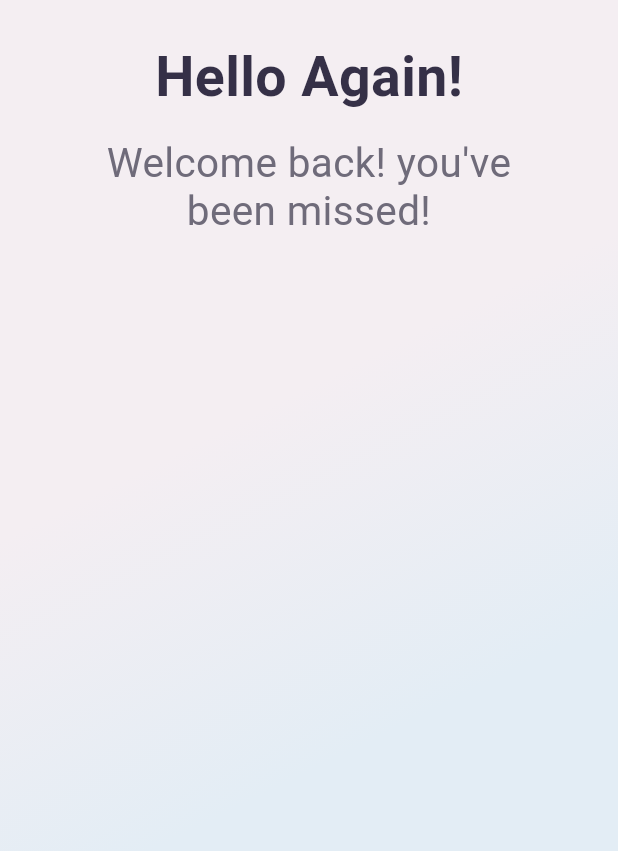
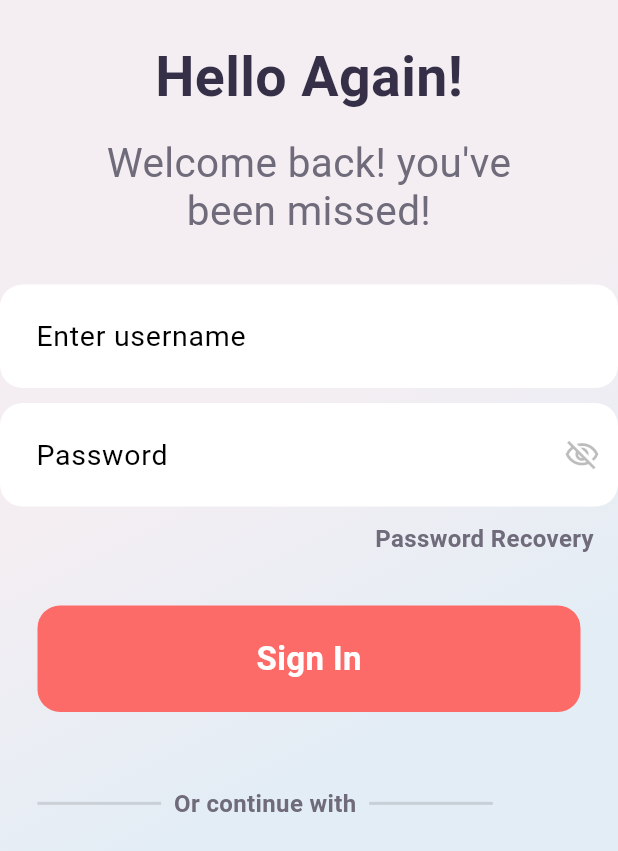
Before and after one commit to Odhi-ambo/flutter_log_in_page, a Flutter app: the screen it shows after launch, after a tap on "Sign In", on a phone screen of 412 x 824 dp. Shown: the top 851 px of the screen. Run offline on Flutter 3.47's test engine with Material 3 defaults, Android fonts, the phone set to English and light mode, and no system bars.

Commit message:
initial commit

```diff
--- a/lib/pages/sign_in.dart
+++ b/lib/pages/sign_in.dart
@@ -48,6 +48,83 @@ class SignIn extends StatelessWidget {
                   ),
                   textAlign: TextAlign.center,
                 ),
+                SizedBox(
+                  height: size.height * 0.04,
+                ),
+                myTextField("Enter username", Colors.white),
+                const SizedBox(
+                  height: 10,
+                ),
+                myTextField("Password", Colors.black26),
+                const SizedBox(
+                  height: 10,
+                ),
+                Padding(
+                  padding: EdgeInsets.only(
+                      right: 16.0), // Adjust the value as needed
+                  child: Align(
+                    alignment: Alignment.centerRight,
+                    child: Text(
+                      "Password Recovery",
+                      textAlign: TextAlign.center,
+                      style: TextStyle(
+                          fontWeight: FontWeight.bold,
+                          fontSize: 16,
+                          color: textColor2),
+                    ),
+                  ),
+                ),
+                SizedBox(
+                  height: size.height * 0.04,
+                ),
+                Padding(
+                  padding: const EdgeInsets.symmetric(horizontal: 25),
+                  child: Column(
+                    children: [
+                      Container(
+                        width: size.width,
+                        padding: const EdgeInsets.symmetric(vertical: 20),
+                        decoration: BoxDecoration(
+                          color: buttonColor,
+                          borderRadius: BorderRadius.circular(15),
+                        ),
+                        child: const Center(
+                          child: Text(
+                            'Sign In',
+                            style: TextStyle(
+                                fontWeight: FontWeight.bold,
+                                fontSize: 22,
+                                color: Colors.white),
+                          ),
+                        ),
+                      ),
+                      SizedBox(
+                        height: size.height * 0.06,
+                      ),
+                      Row(
+                        children: [
+                          Container(
+                            height: 2,
+                            width: size.width * 0.2,
+                            color: Colors.black12,
+                          ),
+                          Text(
+                            '  Or continue with  ',
+                            style: TextStyle(
+                                fontWeight: FontWeight.bold,
+                                fontSize: 16,
+                                color: textColor2),
+                          ),
+                          Container(
+                            height: 2,
+                            width: size.width * 0.2,
+                            color: Colors.black12,
+                          )
+                        ],
+                      )
+                    ],
+                  ),
+                )
               ],
             ),
           ),
@@ -55,4 +132,29 @@ class SignIn extends StatelessWidget {
       ),
     );
   }
+
+  Container myTextField(String hint, Color color) {
+    return Container(
+      child: TextField(
+        decoration: InputDecoration(
+          contentPadding: const EdgeInsets.symmetric(
+            horizontal: 20,
+            vertical: 20,
+          ),
+          fillColor: Colors.white,
+          filled: true,
+          border: OutlineInputBorder(
+            borderSide: BorderSide.none,
+            borderRadius: BorderRadius.circular(15),
+          ),
+          hintText: hint,
+          hintStyle: const TextStyle(color: Colors.black, fontSize: 19),
+          suffixIcon: Icon(
+            Icons.visibility_off_outlined,
+            color: color,
+          ),
+        ),
+      ),
+    );
+  }
 }
```
